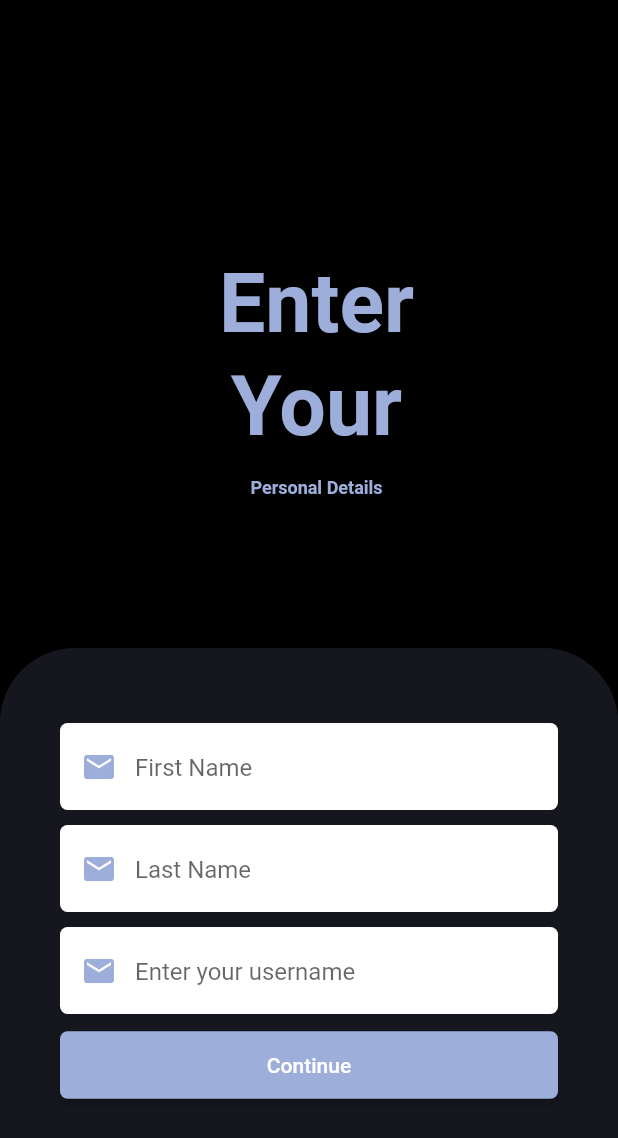
After one commit to Ramzi788/BookMe-Repo, a Flutter app: the UserPage screen opened by its route, on a phone screen of 412 x 824 dp. The commit adds this screen. Shown: the top 1138 px of the screen. Run offline on Flutter 3.47's test engine with Material 2 defaults, Android fonts, the phone set to English and light mode, and no system bars; our stand-ins replace animated_splash_screen, firebase_auth, firebase_core, ionicons, loading_animation_widget; accounts and stored records are empty; network calls fail; Roboto replaces fonts that are missing (Raleway).

Commit message:
Updated Version with popups

```diff
--- /dev/null
+++ b/lib/Layouts/UserDetails_Page.dart
@@ -0,0 +1,29 @@
+import 'package:flutter/material.dart';
+import '../Screens/UserScreen.dart';
+class UserPage extends StatelessWidget {
+  static const String routeName = '/user';
+
+  static Route route(){
+    return MaterialPageRoute(
+      builder: (_) => const UserPage(),
+      settings: const RouteSettings(name: routeName));
+  }
+  const UserPage({super.key});
+
+
+  @override
+  Widget build(BuildContext context) {
+    return Scaffold(
+        body: Row(
+          children: const <Widget>[
+            Expanded(
+              flex: 1,
+              child: UserScreen(),
+              ),
+
+
+          ],
+        ),
+      );
+  }
+}
--- /dev/null
+++ b/lib/Screens/UserScreen.dart
@@ -0,0 +1,163 @@
+// ignore_for_file: deprecated_member_use, non_constant_identifier_names
+
+import 'package:flutter/material.dart';
+import '../Cons/names.dart';
+import '../Cons/themes.dart';
+import 'package:firebase_auth/firebase_auth.dart';
+
+//Login Part
+class UserScreen extends StatefulWidget {
+  const UserScreen({super.key});
+
+  @override
+  State<UserScreen> createState() => _UserScreenState();
+}
+
+class _UserScreenState extends State<UserScreen> {
+  bool _isChecked = false;
+  bool _isVisibile = true;
+  final _firstName = TextEditingController();
+  final _lastName = TextEditingController();
+  final _uController =TextEditingController();
+
+  @override
+  Widget build(BuildContext Context) {
+    return Scaffold(
+       extendBodyBehindAppBar: true,
+       backgroundColor: const Color.fromARGB(255, 0, 0, 0),
+       body: Column(
+        crossAxisAlignment: CrossAxisAlignment.center,
+        children: [
+          const SizedBox(height: 170),
+          Padding(
+            padding: const EdgeInsets.only(left: 10),
+            child: Column(
+              crossAxisAlignment: CrossAxisAlignment.center,
+              children: [
+                Text("Enter", style: Theme.of(context).textTheme.headline1?.copyWith(color: theme().primaryColorDark)),
+                const SizedBox(height: 5,),
+                Text("Your", style: Theme.of(context).textTheme.headline1?.copyWith(color: theme().primaryColorDark)),
+                const SizedBox(height: 15,),
+                Text("Personal Details", style: Theme.of(context).textTheme.headline4?.copyWith(color: theme().primaryColorDark), ),
+              ],
+            ),
+          ),
+          //Upload Logo HERE
+          const SizedBox(height: 100),
+          Expanded(
+
+            child: Container(
+              decoration:  BoxDecoration(
+                color: theme().primaryColor,
+                borderRadius: BorderRadius.only(topLeft: Radius.circular(50), topRight: Radius.circular(50), )
+              ),
+              child: Column(
+                children: [
+                  const SizedBox(height: 50,),
+
+
+          //First name
+          Padding(
+            padding: const EdgeInsets.symmetric(horizontal: 40),
+            child: Container(
+              padding: const EdgeInsets.only(left: 2, right: 2, top: 9, bottom: 9),
+              decoration: BoxDecoration (
+              color: Colors.white,
+              borderRadius: BorderRadius.circular(5.0),
+              ),
+              child: SizedBox(
+                height: 40,
+                child: TextFormField(
+                  controller: _firstName,
+                  keyboardType: TextInputType.emailAddress,
+                  decoration: InputDecoration(
+                  border: InputBorder.none,
+                  fillColor: Colors.white,
+                  filled: true,
+                  hintText: fName, //Makes text hover on Press
+                  prefixIcon: Icon(Icons.mail, color: theme().primaryColorDark),
+                  ),),),)),
+              const SizedBox(
+                height: 10.0,
+              ),
+          //First name
+          Padding(
+            padding: const EdgeInsets.symmetric(horizontal: 40),
+            child: Container(
+              padding: const EdgeInsets.only(left: 2, right: 2, top: 9, bottom: 9),
+              decoration: BoxDecoration (
+              color: Colors.white,
+              borderRadius: BorderRadius.circular(5.0),
+              ),
+              child: SizedBox(
+                height: 40,
+                child: TextFormField(
+                  controller: _lastName,
+                  keyboardType: TextInputType.emailAddress,
+                  decoration: InputDecoration(
+                  border: InputBorder.none,
+                  fillColor: Colors.white,
+                  filled: true,
+                  hintText: lName, //Makes text hover on Press
+                  prefixIcon: Icon(Icons.mail, color: theme().primaryColorDark),
+                  ),),),)),
+              const SizedBox(
+                height: 10.0,
+              ),
+
+              Padding(
+            padding: const EdgeInsets.symmetric(horizontal: 40),
+            child: Container(
+              padding: const EdgeInsets.only(left: 2, right: 2, top: 9, bottom: 9),
+              decoration: BoxDecoration (
+              color: Colors.white,
+              borderRadius: BorderRadius.circular(5.0),
+              ),
+              child: SizedBox(
+                height: 40,
+                child: TextFormField(
+                  controller: _uController,
+                  keyboardType: TextInputType.emailAddress,
+                  decoration: InputDecoration(
+                  border: InputBorder.none,
+                  fillColor: Colors.white,
+                  filled: true,
+                  hintText: username, //Makes text hover on Press
+                  prefixIcon: Icon(Icons.mail, color: theme().primaryColorDark),
+                  ),),),)),
+              const SizedBox(
+                height: 10.0,
+              ),
+
+
+
+
+          //Continue Button
+          Padding(
+            padding: const EdgeInsets.symmetric(horizontal: 40),
+            child: ElevatedButton(
+              style: ElevatedButton.styleFrom(
+                backgroundColor: theme().primaryColorDark,
+                minimumSize: const Size.fromHeight(45),
+                shape: RoundedRectangleBorder(borderRadius: BorderRadius.circular(5.0)),
+              ),
+
+              onPressed: ()
+              {
+                setState(() {
+                  registeredUsername = _uController.text;
+                });
+                Navigator.pushNamed(context, '/homepage');
+              },
+              child: const Text(Continue, style: TextStyle(color: Colors.white),)
+            ),
+          ),
+
+
+
+        ])
+
+
+        ))]));
+
+}}
--- a/lib/config/App_Router.dart
+++ b/lib/config/App_Router.dart
@@ -9,6 +9,7 @@ import '/Layouts/ForPass2_Page.dart';
 import '/Layouts/SideBarPage.dart';
 import 'package:projects/Layouts/Profile_Page.dart';
 import '../Layouts/Notifications_Page.dart';
+import '../Layouts/UserDetails_Page.dart';
 
 class AppRouter {
   static Route onGenerateRoute(RouteSettings settings){
@@ -31,6 +32,8 @@ class AppRouter {
         return ProfilePage.route();
       case NotiPage.routeName:
         return NotiPage.route();
+      case UserPage.routeName:
+        return UserPage.route();
 
       default:
         return _errorRoute();
```
Also changed, not shown: lib/Cons/names.dart (+62 -0 lines), lib/Screens/ForgPassScreen.dart (+21 -3 lines), lib/Screens/LoginScreen.dart (+10 -3 lines), lib/Screens/Register.dart (+2 -31 lines).
